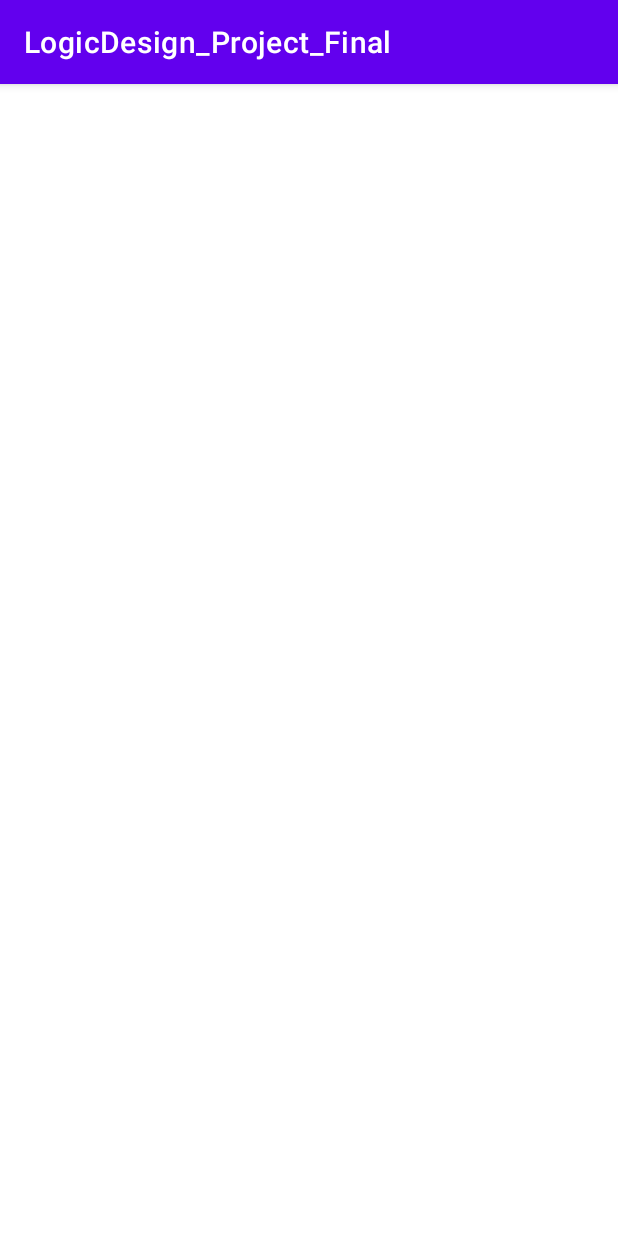
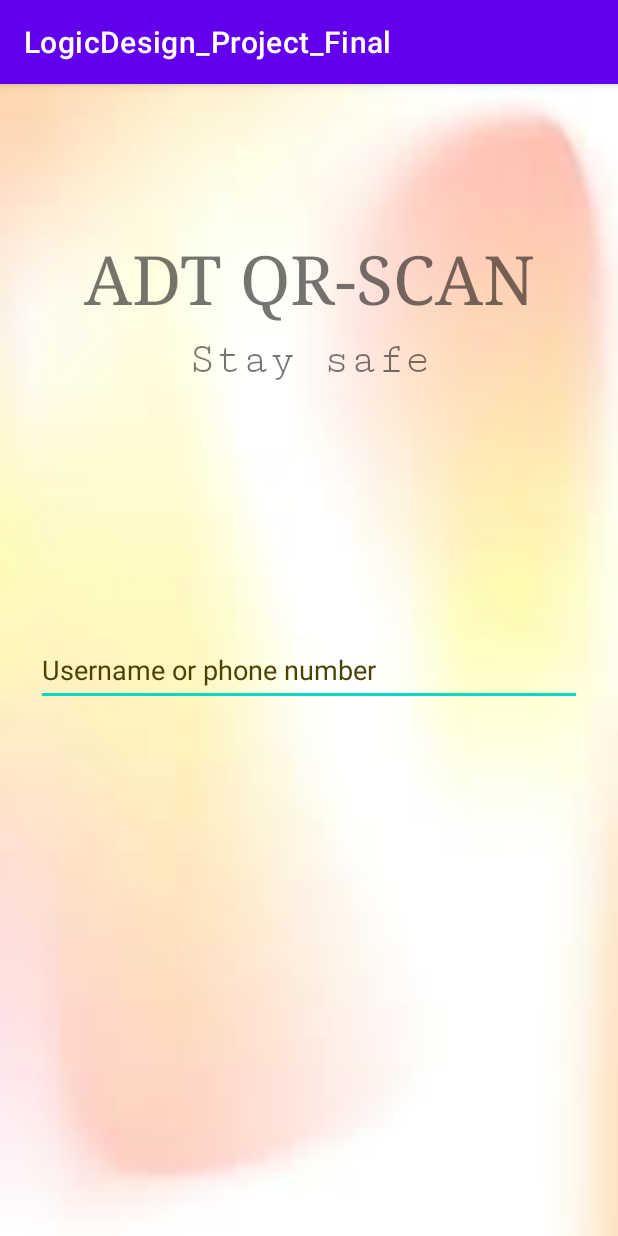
Before and after one commit to dieptranngocminh/LogicDesign_Project_Final, an Android app: the Register screen opened directly, with no data from a screen before it, on a phone screen of 412 x 824 dp. Run offline under Robolectric (Android 15) with nearby library versions, the phone set to English and light mode, and no system bars.

Commit message:
bước đầu thành công

```diff
--- a/app/src/main/res/layout/activity_register.xml
+++ b/app/src/main/res/layout/activity_register.xml
@@ -4,6 +4,49 @@
     xmlns:tools="http://schemas.android.com/tools"
     android:layout_width="match_parent"
     android:layout_height="match_parent"
+    android:background="@drawable/images"
     tools:context=".Register">
 
+    <EditText
+        android:id="@+id/editTextTextPersonName"
+        android:layout_width="0dp"
+        android:layout_height="wrap_content"
+        android:layout_marginEnd="24dp"
+        android:layout_marginStart="24dp"
+        android:ems="10"
+        android:hint="Username or phone number"
+        android:inputType="textPersonName"
+        android:minHeight="48dp"
+        android:textColor="#433C03"
+        android:textColorHint="#4A4304"
+        app:layout_constraintBottom_toBottomOf="parent"
+        app:layout_constraintEnd_toEndOf="parent"
+        app:layout_constraintStart_toStartOf="parent"
+        app:layout_constraintTop_toBottomOf="@+id/textView2"
+        app:layout_constraintVertical_bias="0.32" />
+
+    <TextView
+        android:id="@+id/textView2"
+        android:layout_width="wrap_content"
+        android:layout_height="wrap_content"
+        android:layout_marginTop="8dp"
+        android:fontFamily="serif-monospace"
+        android:text="Stay safe"
+        android:textSize="30sp"
+        app:layout_constraintEnd_toEndOf="parent"
+        app:layout_constraintStart_toStartOf="parent"
+        app:layout_constraintTop_toBottomOf="@+id/textView" />
+
+    <TextView
+        android:id="@+id/textView"
+        android:layout_width="wrap_content"
+        android:layout_height="wrap_content"
+        android:fontFamily="serif"
+        android:text="ADT QR-SCAN"
+        android:textSize="45sp"
+        app:layout_constraintBottom_toBottomOf="parent"
+        app:layout_constraintEnd_toEndOf="parent"
+        app:layout_constraintStart_toStartOf="parent"
+        app:layout_constraintTop_toTopOf="parent"
+        app:layout_constraintVertical_bias="0.13999999" />
 </androidx.constraintlayout.widget.ConstraintLayout>
```
Also changed, not shown: app/src/main/res/drawable/images.jpg (added).
